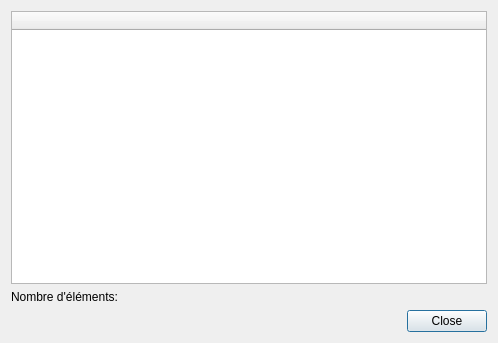
First picture: the form in src/ui/dialogs/collection_problems.ui, repository seigneurfuo/MyAnimeManager3, before the edit.
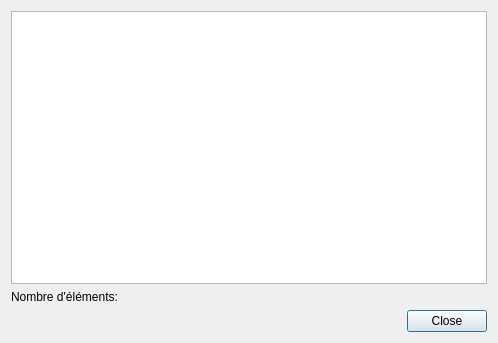
Second picture: the form after the edit. Icons and pictures are not drawn.

Commit message: Corrections pour améliorer la GUI.

Patch:
```diff
--- a/src/ui/dialogs/collection_problems.ui
+++ b/src/ui/dialogs/collection_problems.ui
@@ -38,6 +38,9 @@
      <property name="selectionBehavior">
       <enum>QAbstractItemView::SelectRows</enum>
      </property>
+     <attribute name="horizontalHeaderVisible">
+      <bool>false</bool>
+     </attribute>
      <attribute name="horizontalHeaderStretchLastSection">
       <bool>true</bool>
      </attribute>
```
The commit also changes 4 other files.
